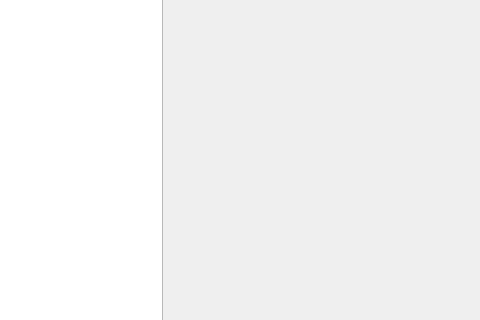
petrmiculek/icp_project, file mainwindow.ui: the form before one commit; both pictures show x 562 to 1042 and y 202 to 522 of the 1042 by 644 pixel window.
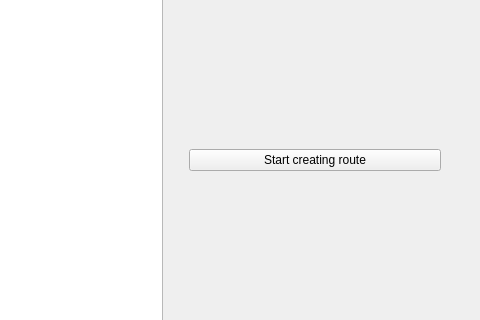
The form after the commit.

```diff
--- a/mainwindow.ui
+++ b/mainwindow.ui
@@ -173,6 +173,26 @@
           </property>
          </spacer>
         </item>
+        <item>
+         <widget class="QPushButton" name="createRouteBtn">
+          <property name="text">
+           <string>Start creating route</string>
+          </property>
+         </widget>
+        </item>
+        <item>
+         <spacer name="verticalSpacer_3">
+          <property name="orientation">
+           <enum>Qt::Vertical</enum>
+          </property>
+          <property name="sizeHint" stdset="0">
+           <size>
+            <width>20</width>
+            <height>40</height>
+           </size>
+          </property>
+         </spacer>
+        </item>
        </layout>
       </item>
      </layout>
```
